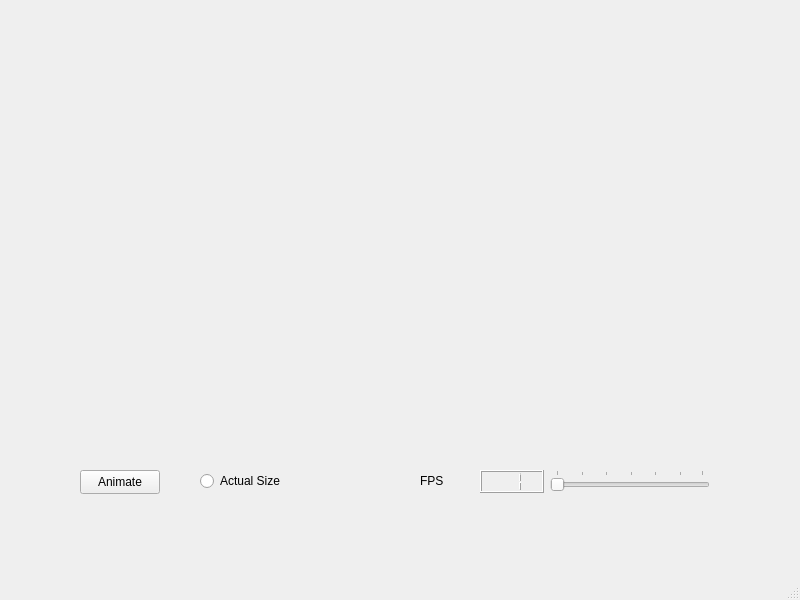
Old version of the form previewwindow.ui in the repository KaiokenBro/Sprite-Editor.
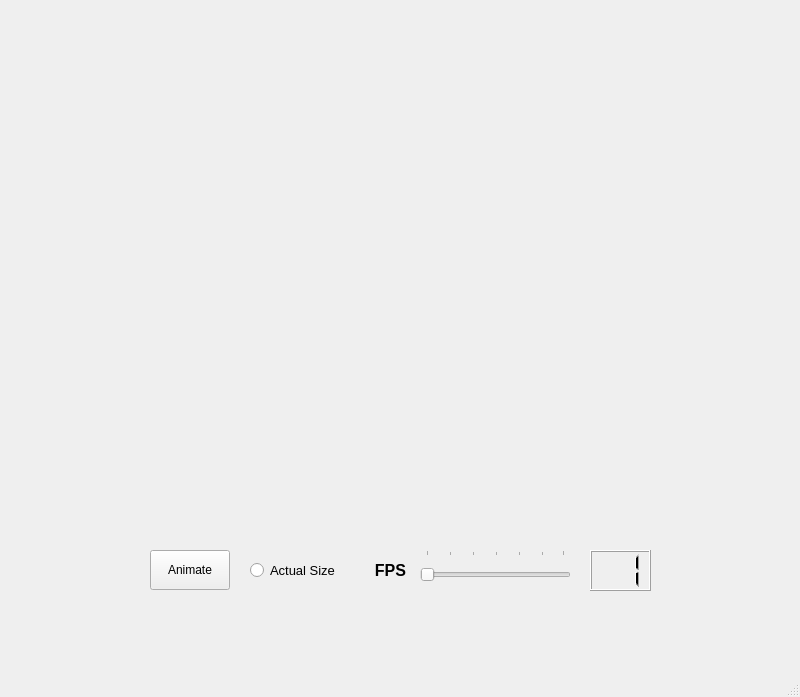
New version of the form.

Diff of the .ui file:
```diff
--- a/previewwindow.ui
+++ b/previewwindow.ui
@@ -7,7 +7,7 @@
     <x>0</x>
     <y>0</y>
     <width>800</width>
-    <height>600</height>
+    <height>697</height>
    </rect>
   </property>
   <property name="windowTitle">
@@ -17,10 +17,10 @@
    <widget class="QPushButton" name="animateButton">
     <property name="geometry">
      <rect>
-      <x>80</x>
-      <y>470</y>
+      <x>150</x>
+      <y>550</y>
       <width>80</width>
-      <height>24</height>
+      <height>40</height>
      </rect>
     </property>
     <property name="text">
@@ -33,23 +33,35 @@
    <widget class="QRadioButton" name="actualSizeRadio">
     <property name="geometry">
      <rect>
-      <x>200</x>
-      <y>470</y>
+      <x>250</x>
+      <y>550</y>
       <width>91</width>
-      <height>22</height>
+      <height>41</height>
      </rect>
     </property>
+    <property name="font">
+     <font>
+      <pointsize>10</pointsize>
+      <bold>false</bold>
+     </font>
+    </property>
     <property name="text">
      <string>Actual Size</string>
     </property>
+    <property name="iconSize">
+     <size>
+      <width>16</width>
+      <height>16</height>
+     </size>
+    </property>
    </widget>
    <widget class="QSlider" name="fpsSlider">
     <property name="geometry">
      <rect>
-      <x>550</x>
-      <y>470</y>
-      <width>160</width>
-      <height>21</height>
+      <x>420</x>
+      <y>550</y>
+      <width>151</width>
+      <height>41</height>
      </rect>
     </property>
     <property name="minimum">
@@ -71,23 +83,32 @@
    <widget class="QLabel" name="fpsLabel">
     <property name="geometry">
      <rect>
-      <x>420</x>
-      <y>470</y>
-      <width>51</width>
-      <height>21</height>
+      <x>360</x>
+      <y>550</y>
+      <width>61</width>
+      <height>41</height>
      </rect>
     </property>
+    <property name="font">
+     <font>
+      <pointsize>12</pointsize>
+      <bold>true</bold>
+     </font>
+    </property>
     <property name="text">
      <string>FPS</string>
     </property>
+    <property name="alignment">
+     <set>Qt::AlignmentFlag::AlignCenter</set>
+    </property>
    </widget>
    <widget class="QLCDNumber" name="fpsDisplay">
     <property name="geometry">
      <rect>
-      <x>480</x>
-      <y>470</y>
-      <width>64</width>
-      <height>23</height>
+      <x>590</x>
+      <y>550</y>
+      <width>61</width>
+      <height>41</height>
      </rect>
     </property>
     <property name="digitCount">
@@ -100,10 +121,10 @@
    <widget class="QLabel" name="spriteLabel">
     <property name="geometry">
      <rect>
-      <x>90</x>
-      <y>60</y>
-      <width>541</width>
-      <height>301</height>
+      <x>150</x>
+      <y>20</y>
+      <width>500</width>
+      <height>500</height>
      </rect>
     </property>
     <property name="text">
```
